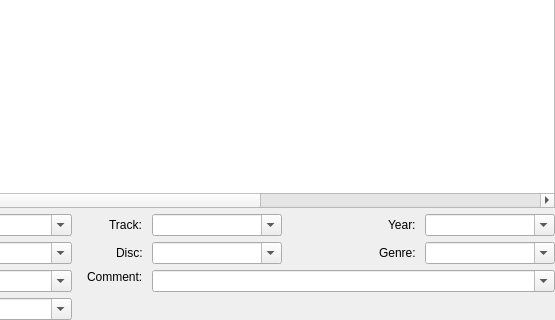
The window that code/src/tageditor.ui (MBach/Miam-Player) describes before a commit, drawn with Qt 5; both pictures show x 245 to 800 and y 280 to 600 of the 800 by 600 pixel window.
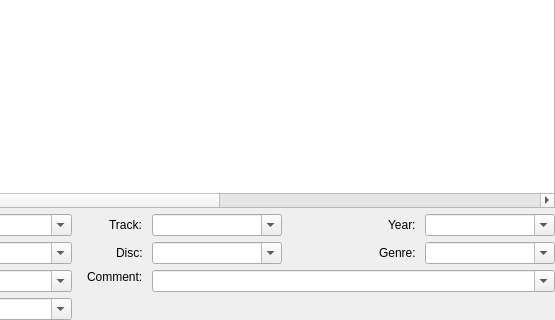
The same window after the commit. Icons and pictures are not drawn. Custom widgets are drawn as their Qt base class.

Commit message:
Extracting covers from tag (MP3 first)
The cover still need to be displayed in the QLabel.

```diff
--- a/code/src/tageditor.ui
+++ b/code/src/tageditor.ui
@@ -163,6 +163,11 @@
        <string>Comment</string>
       </property>
      </column>
+     <column>
+      <property name="text">
+       <string>(Cover)</string>
+      </property>
+     </column>
     </widget>
    </item>
    <item>
```
The commit also changes 7 other files.
